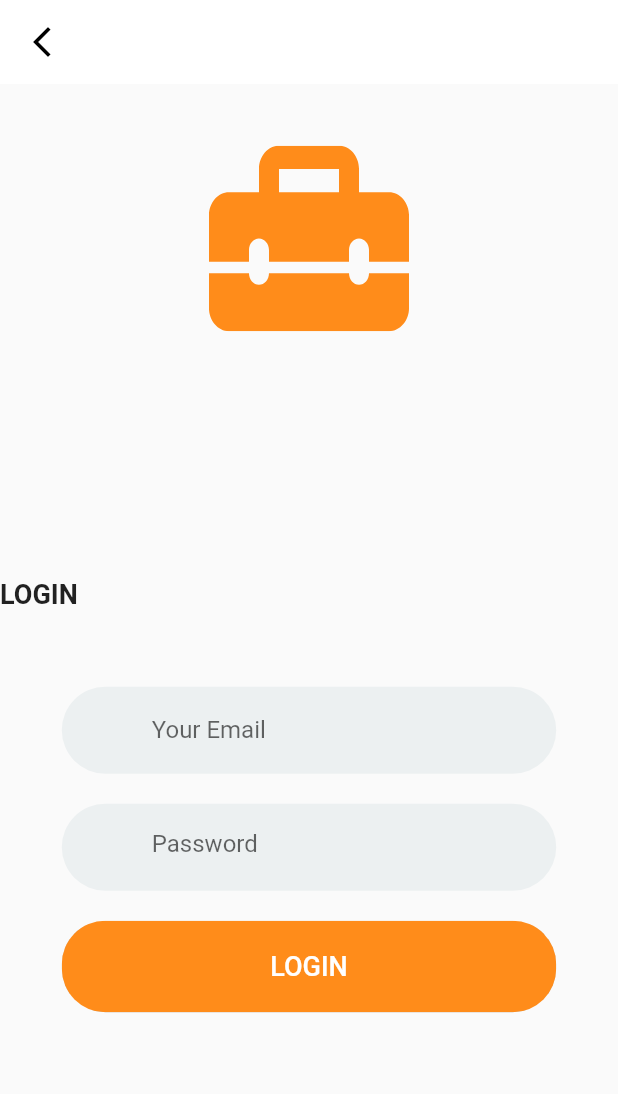
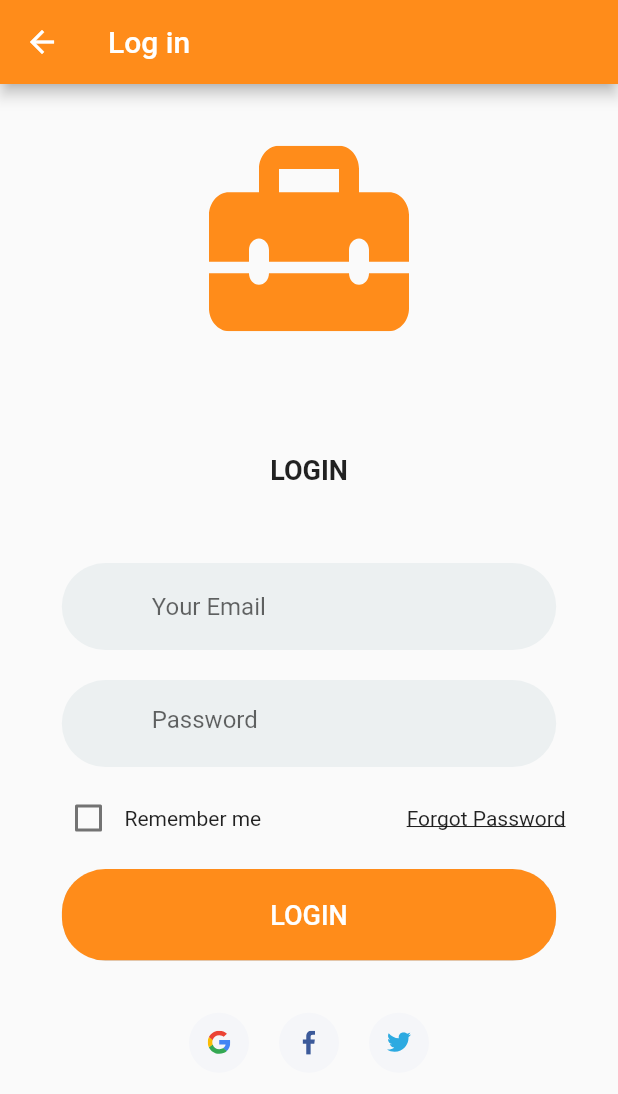
Before and after one commit to tuhu556/repair_store_hci201, a Flutter app: the LoginScreen screen opened by its route, on a phone screen of 412 x 824 dp. Shown: the top 1094 px of the screen. Run offline on Flutter 3.47's test engine with Material 2 defaults, Android fonts, the phone set to English and light mode, and no system bars; drawn by our look-alikes of keyboard_dismisser; our stand-ins replace flutter_spinkit, flutter_svg; Roboto replaces fonts that are missing (Poppins).

Commit message:
Update Login Screen

```diff
--- a/lib/components/social_card.dart
+++ b/lib/components/social_card.dart
@@ -17,11 +17,10 @@ class SocialCard extends StatelessWidget {
     return GestureDetector(
       onTap: press as void Function()?,
       child: Container(
-        margin:
-            EdgeInsets.symmetric(horizontal: getProportionateScreenWidth(10)),
-        padding: EdgeInsets.all(getProportionateScreenWidth(12)),
-        height: getProportionateScreenHeight(40),
-        width: getProportionateScreenWidth(40),
+        margin: EdgeInsets.symmetric(horizontal: 10),
+        padding: EdgeInsets.all(12),
+        height: 40,
+        width: 40,
         decoration: BoxDecoration(
           color: Color(0xFFF5F6F9),
           shape: BoxShape.circle,
--- a/lib/screens/login/components/body.dart
+++ b/lib/screens/login/components/body.dart
@@ -2,6 +2,7 @@ import 'package:flutter/material.dart';
 import 'package:flutter_svg/flutter_svg.dart';
 import 'package:keyboard_dismisser/keyboard_dismisser.dart';
 import 'package:repair_app/components/already_have_an_account_acheck.dart';
+import 'package:repair_app/components/no_account_text.dart';
 import 'package:repair_app/components/roundedInputField.dart';
 import 'package:repair_app/components/rounded_button.dart';
 import 'package:repair_app/components/rounded_password_field.dart';
@@ -17,6 +18,7 @@ class Body extends StatelessWidget {
 
   @override
   Widget build(BuildContext context) {
+    bool? remember = false;
     Size size = MediaQuery.of(context).size;
     GlobalKey<FormState> _loginKeyForm = GlobalKey();
     return KeyboardDismisser(
@@ -32,9 +34,9 @@ class Body extends StatelessWidget {
                   "assets/icons/repair.svg",
                   height: size.height * 0.15,
                 ),
-                SizedBox(height: size.height * 0.20),
+                SizedBox(height: size.height * 0.10),
                 Align(
-                  alignment: Alignment.centerLeft,
+                  alignment: Alignment.center,
                   child: Text(
                     "LOGIN",
                     style: TextStyle(
@@ -59,7 +61,29 @@ class Body extends StatelessWidget {
                     ],
                   ),
                 ),
-
+                Padding(
+                  padding: EdgeInsets.symmetric(horizontal: 35),
+                  child: Row(
+                    children: [
+                      Checkbox(
+                        value: remember,
+                        activeColor: kPrimaryColor,
+                        onChanged: (value) {},
+                      ),
+                      Text("Remember me"),
+                      Spacer(),
+                      GestureDetector(
+                        onTap: () => Navigator.pushNamed(
+                            context, SignUpScreen.routeName),
+                        child: Text(
+                          "Forgot Password",
+                          style:
+                              TextStyle(decoration: TextDecoration.underline),
+                        ),
+                      )
+                    ],
+                  ),
+                ),
                 RoundedButton(
                   color: AppColors.colorFF8C1A,
                   textColor: Colors.white,
@@ -76,33 +100,23 @@ class Body extends StatelessWidget {
                 SizedBox(
                   height: size.height * 0.03,
                 ),
-                // Row(
-                //   mainAxisAlignment: MainAxisAlignment.center,
-                //   children: [
-                //     SocialCard(
-                //       icon: "assets/icons/google-icon.svg",
-                //       press: () {},
-                //     ),
-                //     SocialCard(
-                //       icon: "assets/icons/facebook-2.svg",
-                //       press: () {},
-                //     ),
-                //     SocialCard(
-                //       icon: "assets/icons/twitter.svg",
-                //       press: () {},
-                //     ),
-                //   ],
-                // ),
-                AlreadyHaveAnAccountCheck(press: () {
-                  Navigator.push(
-                    context,
-                    MaterialPageRoute(
-                      builder: (context) {
-                        return SignUpScreen();
-                      },
+                Row(
+                  mainAxisAlignment: MainAxisAlignment.center,
+                  children: [
+                    SocialCard(
+                      icon: "assets/icons/google-icon.svg",
+                      press: () {},
                     ),
-                  );
-                })
+                    SocialCard(
+                      icon: "assets/icons/facebook-2.svg",
+                      press: () {},
+                    ),
+                    SocialCard(
+                      icon: "assets/icons/twitter.svg",
+                      press: () {},
+                    ),
+                  ],
+                ),
               ],
             ),
           ),
--- a/lib/screens/login/login_screen.dart
+++ b/lib/screens/login/login_screen.dart
@@ -9,13 +9,7 @@ class LoginScreen extends StatelessWidget {
     return Scaffold(
       appBar: AppBar(
         title: Text("Log in"),
-        backgroundColor: Colors.white,
-        elevation: 0.0,
-        leading: IconButton(
-          icon: Icon(Icons.arrow_back_ios_new),
-          onPressed: () => Navigator.pop(context),
-          color: Colors.black,
-        ),
+        backgroundColor: AppColors.colorFF8C1A,
       ),
       body: Body(),
     );
```
Also changed, not shown: pubspec.lock.
